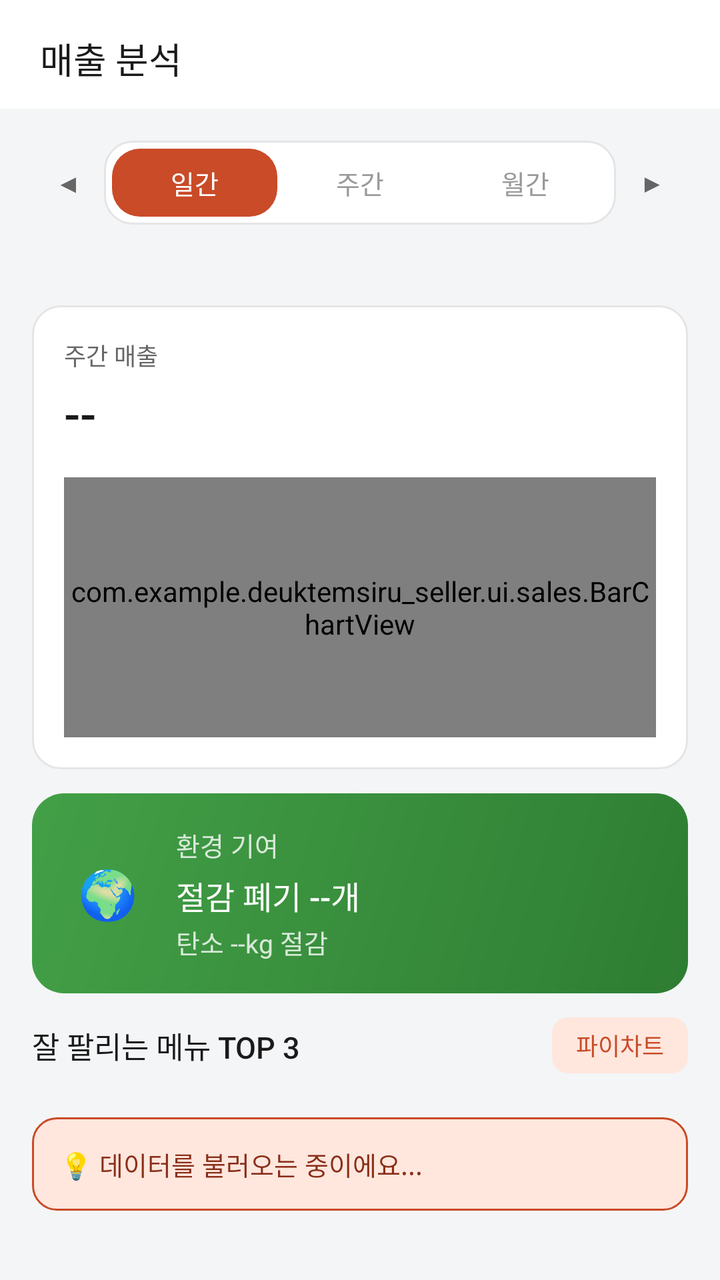
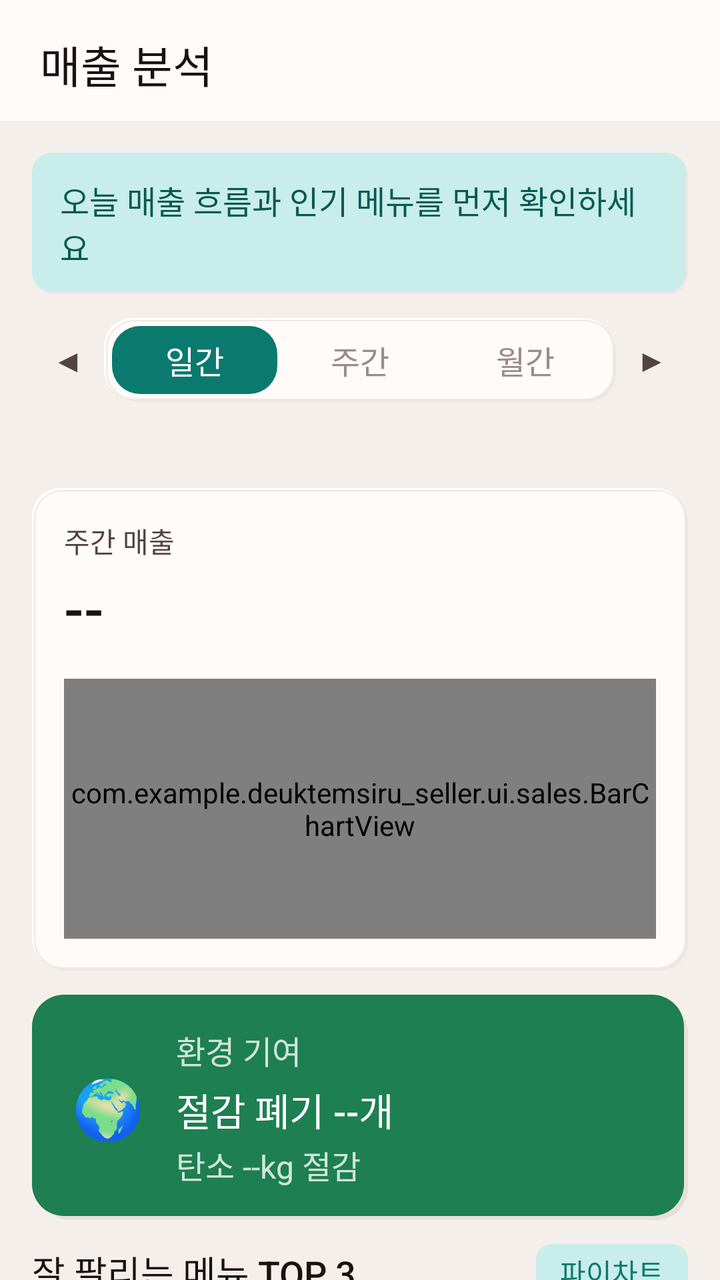

An Android layout rendered at two revisions. The XML below is the earlier revision; the diff shows what the commit changed to produce the second picture.
<!-- AndroidManifest.xml: application theme Theme.Deuktemsiru_seller -->
<!-- res/layout/fragment_sales.xml -->
<?xml version="1.0" encoding="utf-8"?>

<LinearLayout
    xmlns:android="http://schemas.android.com/apk/res/android"
    android:layout_width="match_parent"
    android:layout_height="match_parent"
    android:orientation="vertical"
    android:background="@color/surface">

    
    <LinearLayout
        android:layout_width="match_parent"
        android:layout_height="wrap_content"
        android:orientation="horizontal"
        android:gravity="center_vertical"
        android:paddingStart="20dp"
        android:paddingEnd="20dp"
        android:paddingTop="16dp"
        android:paddingBottom="12dp"
        android:background="@color/white">

        <TextView
            android:layout_width="match_parent"
            android:layout_height="wrap_content"
            android:text="매출 분석"
            android:textSize="18sp"
            android:textColor="@color/text"
            android:fontFamily="sans-serif-medium" />

    </LinearLayout>

    <androidx.core.widget.NestedScrollView
        android:layout_width="match_parent"
        android:layout_height="0dp"
        android:layout_weight="1">

        <LinearLayout
            android:layout_width="match_parent"
            android:layout_height="wrap_content"
            android:orientation="vertical"
            android:padding="16dp">

            
            <LinearLayout
                android:layout_width="match_parent"
                android:layout_height="wrap_content"
                android:orientation="horizontal"
                android:gravity="center_vertical"
                android:layout_marginBottom="10dp">

                <TextView
                    android:id="@+id/btnPrev"
                    android:layout_width="36dp"
                    android:layout_height="36dp"
                    android:gravity="center"
                    android:text="◀"
                    android:textSize="13sp"
                    android:textColor="@color/text_sub" />

                <LinearLayout
                    android:layout_width="0dp"
                    android:layout_height="wrap_content"
                    android:layout_weight="1"
                    android:orientation="horizontal"
                    android:background="@drawable/bg_card_white"
                    android:padding="4dp">

                    <TextView
                        android:id="@+id/tab_daily"
                        android:layout_width="0dp"
                        android:layout_height="34dp"
                        android:layout_weight="1"
                        android:gravity="center"
                        android:text="일간"
                        android:textSize="13sp"
                        android:textColor="@color/white"
                        android:fontFamily="sans-serif-medium"
                        android:background="@drawable/bg_button_primary" />

                    <TextView
                        android:id="@+id/tab_weekly"
                        android:layout_width="0dp"
                        android:layout_height="34dp"
                        android:layout_weight="1"
                        android:gravity="center"
                        android:text="주간"
                        android:textSize="13sp"
                        android:textColor="@color/text_muted" />

                    <TextView
                        android:id="@+id/tab_monthly"
                        android:layout_width="0dp"
                        android:layout_height="34dp"
                        android:layout_weight="1"
                        android:gravity="center"
                        android:text="월간"
                        android:textSize="13sp"
                        android:textColor="@color/text_muted" />

                </LinearLayout>

                <TextView
                    android:id="@+id/btnNext"
                    android:layout_width="36dp"
                    android:layout_height="36dp"
                    android:gravity="center"
                    android:text="▶"
                    android:textSize="13sp"
                    android:textColor="@color/text_sub" />

            </LinearLayout>

            
            <TextView
                android:id="@+id/tvPeriodRange"
                android:layout_width="wrap_content"
                android:layout_height="wrap_content"
                android:text=""
                android:textSize="12sp"
                android:textColor="@color/text_sub"
                android:layout_marginBottom="14dp" />

            
            <LinearLayout
                android:layout_width="match_parent"
                android:layout_height="wrap_content"
                android:orientation="vertical"
                android:background="@drawable/bg_card_white"
                android:padding="16dp"
                android:layout_marginBottom="12dp">

                <LinearLayout
                    android:layout_width="match_parent"
                    android:layout_height="wrap_content"
                    android:orientation="horizontal"
                    android:gravity="center_vertical">

                    <TextView
                        android:id="@+id/tvSalesTitle"
                        android:layout_width="0dp"
                        android:layout_height="wrap_content"
                        android:layout_weight="1"
                        android:text="주간 매출"
                        android:textSize="12sp"
                        android:textColor="@color/text_sub" />

                    <TextView
                        android:id="@+id/tvLoadingIndicator"
                        android:layout_width="wrap_content"
                        android:layout_height="wrap_content"
                        android:text="로딩 중..."
                        android:textSize="12sp"
                        android:textColor="@color/text_muted"
                        android:visibility="gone" />

                </LinearLayout>

                <TextView
                    android:id="@+id/tvTotalSales"
                    android:layout_width="wrap_content"
                    android:layout_height="wrap_content"
                    android:text="--"
                    android:textSize="24sp"
                    android:textColor="@color/text"
                    android:fontFamily="sans-serif-medium"
                    android:layout_marginTop="4dp" />

                <com.example.deuktemsiru_seller.ui.sales.BarChartView
                    android:id="@+id/barChart"
                    android:layout_width="match_parent"
                    android:layout_height="130dp"
                    android:layout_marginTop="16dp" />

            </LinearLayout>

            
            <LinearLayout
                android:layout_width="match_parent"
                android:layout_height="wrap_content"
                android:orientation="horizontal"
                android:gravity="center_vertical"
                android:background="@drawable/bg_gradient_success_card"
                android:padding="16dp"
                android:layout_marginBottom="12dp">

                <TextView
                    android:layout_width="44dp"
                    android:layout_height="44dp"
                    android:gravity="center"
                    android:text="🌍"
                    android:textSize="24sp" />

                <LinearLayout
                    android:layout_width="0dp"
                    android:layout_height="wrap_content"
                    android:layout_weight="1"
                    android:orientation="vertical"
                    android:layout_marginStart="12dp">

                    <TextView
                        android:layout_width="wrap_content"
                        android:layout_height="wrap_content"
                        android:text="환경 기여"
                        android:textSize="13sp"
                        android:textColor="#CCFFFFFF"
                        android:fontFamily="sans-serif-medium" />

                    <TextView
                        android:id="@+id/tvWasteCount"
                        android:layout_width="wrap_content"
                        android:layout_height="wrap_content"
                        android:text="절감 폐기 --개"
                        android:textSize="16sp"
                        android:textColor="@color/white"
                        android:fontFamily="sans-serif-medium"
                        android:layout_marginTop="4dp" />

                    <TextView
                        android:id="@+id/tvCo2Amount"
                        android:layout_width="wrap_content"
                        android:layout_height="wrap_content"
                        android:text="탄소 --kg 절감"
                        android:textSize="13sp"
                        android:textColor="#CCFFFFFF"
                        android:layout_marginTop="2dp" />

                </LinearLayout>

            </LinearLayout>

            
            <LinearLayout
                android:layout_width="match_parent"
                android:layout_height="wrap_content"
                android:orientation="horizontal"
                android:gravity="center_vertical"
                android:layout_marginBottom="10dp">

                <TextView
                    android:layout_width="0dp"
                    android:layout_height="wrap_content"
                    android:layout_weight="1"
                    android:text="잘 팔리는 메뉴 TOP 3"
                    android:textSize="15sp"
                    android:textColor="@color/text"
                    android:fontFamily="sans-serif-medium" />

                <TextView
                    android:id="@+id/btnToggleChart"
                    android:layout_width="wrap_content"
                    android:layout_height="28dp"
                    android:gravity="center"
                    android:paddingHorizontal="12dp"
                    android:text="파이차트"
                    android:textSize="12sp"
                    android:textColor="@color/primary"
                    android:background="@drawable/bg_rounded_primary_light"
                    android:clickable="true"
                    android:focusable="true" />

            </LinearLayout>

            
            <LinearLayout
                android:id="@+id/containerTopMenus"
                android:layout_width="match_parent"
                android:layout_height="wrap_content"
                android:orientation="vertical"
                android:layout_marginBottom="12dp" />

            
            <com.example.deuktemsiru_seller.ui.sales.PieChartView
                android:id="@+id/pieChart"
                android:layout_width="match_parent"
                android:layout_height="200dp"
                android:layout_marginBottom="12dp"
                android:visibility="gone" />

            
            <LinearLayout
                android:layout_width="match_parent"
                android:layout_height="wrap_content"
                android:orientation="horizontal"
                android:gravity="center_vertical"
                android:background="@drawable/bg_insight_box"
                android:padding="14dp"
                android:layout_marginBottom="8dp">

                <TextView
                    android:id="@+id/tvInsight"
                    android:layout_width="match_parent"
                    android:layout_height="wrap_content"
                    android:text="💡 데이터를 불러오는 중이에요..."
                    android:textSize="13sp"
                    android:textColor="@color/primary_dark" />

            </LinearLayout>

        </LinearLayout>

    </androidx.core.widget.NestedScrollView>

</LinearLayout>
<!-- resources referenced by this layout -->
<resources>
  <color name="primary">#FFC94B28</color>
  <color name="primary_dark">#FF8A2F19</color>
  <color name="surface">#FFF4F5F7</color>
  <color name="text">#FF1A1A1A</color>
  <color name="text_muted">#FF999999</color>
  <color name="text_sub">#FF666666</color>
  <!-- drawable bg_button_primary (drawable) -->
  <?xml version="1.0" encoding="utf-8"?>
  
  <shape xmlns:android="http://schemas.android.com/apk/res/android"
      android:shape="rectangle">
      <solid android:color="@color/primary" />
      <corners android:radius="14dp" />
  </shape>
  <!-- drawable bg_card_white (drawable) -->
  <?xml version="1.0" encoding="utf-8"?>
  
  <shape xmlns:android="http://schemas.android.com/apk/res/android"
      android:shape="rectangle">
      <solid android:color="#FFFFFF" />
      <stroke android:width="1dp" android:color="#E5E5E5" />
      <corners android:radius="14dp" />
  </shape>
  <!-- drawable bg_gradient_success_card (drawable) -->
  <?xml version="1.0" encoding="utf-8"?>
  
  <shape xmlns:android="http://schemas.android.com/apk/res/android"
      android:shape="rectangle">
      <gradient
          android:angle="135"
          android:startColor="#2E7D32"
          android:endColor="#43A047"
          android:type="linear" />
      <corners android:radius="16dp" />
  </shape>
  <!-- drawable bg_insight_box (drawable) -->
  <?xml version="1.0" encoding="utf-8"?>
  
  <shape xmlns:android="http://schemas.android.com/apk/res/android"
      android:shape="rectangle">
      <solid android:color="@color/primary_light" />
      <stroke android:width="1dp" android:color="@color/primary" />
      <corners android:radius="12dp" />
  </shape>
  <color name="primary_light">#FFFFE7DE</color>
  <style name="Base.Theme.Deuktemsiru_seller" parent="Theme.Material3.Light.NoActionBar">
          <item name="colorPrimary">@color/primary</item>
          <item name="colorPrimaryVariant">@color/primary_dark</item>
          <item name="colorOnPrimary">@color/white</item>
          <item name="colorSurface">@color/surface</item>
          <item name="android:colorBackground">@color/surface</item>
          <item name="android:fontFamily">sans-serif</item>
          <item name="bottomNavigationStyle">@style/Widget.App.BottomNav</item>
      </style>
  <!-- unchanged entries left out for length: 5 -->
</resources>

<!-- the commit's change to res/layout/fragment_sales.xml (unified diff, before → after) -->
@@ -17,13 +17,13 @@
         android:paddingEnd="20dp"
         android:paddingTop="16dp"
         android:paddingBottom="12dp"
-        android:background="@color/white">
+        android:background="@color/surface_alt">
 
         <TextView
             android:layout_width="match_parent"
             android:layout_height="wrap_content"
             android:text="매출 분석"
-            android:textSize="18sp"
+            android:textSize="22sp"
             android:textColor="@color/text"
             android:fontFamily="sans-serif-medium" />
 
@@ -40,6 +40,19 @@
             android:orientation="vertical"
             android:padding="16dp">
 
+            <TextView
+                android:id="@+id/tvSalesInsight"
+                android:layout_width="match_parent"
+                android:layout_height="wrap_content"
+                android:background="@drawable/bg_work_strip"
+                android:paddingHorizontal="14dp"
+                android:paddingVertical="12dp"
+                android:text="오늘 매출 흐름과 인기 메뉴를 먼저 확인하세요"
+                android:textColor="@color/primary_dark"
+                android:textSize="16sp"
+                android:fontFamily="sans-serif-medium"
+                android:layout_marginBottom="12dp" />
+
             
             <LinearLayout
                 android:layout_width="match_parent"
@@ -54,7 +67,7 @@
                     android:layout_height="36dp"
                     android:gravity="center"
                     android:text="◀"
-                    android:textSize="13sp"
+                    android:textSize="16sp"
                     android:textColor="@color/text_sub" />
 
                 <LinearLayout
@@ -62,7 +75,8 @@
                     android:layout_height="wrap_content"
                     android:layout_weight="1"
                     android:orientation="horizontal"
-                    android:background="@drawable/bg_card_white"
+                    android:background="@drawable/bg_card_flat"
+                    android:elevation="0dp"
                     android:padding="4dp">
 
                     <TextView
@@ -72,7 +86,7 @@
                         android:layout_weight="1"
                         android:gravity="center"
                         android:text="일간"
-                        android:textSize="13sp"
+                        android:textSize="16sp"
                         android:textColor="@color/white"
                         android:fontFamily="sans-serif-medium"
                         android:background="@drawable/bg_button_primary" />
@@ -84,7 +98,7 @@
                         android:layout_weight="1"
                         android:gravity="center"
                         android:text="주간"
-                        android:textSize="13sp"
+                        android:textSize="16sp"
                         android:textColor="@color/text_muted" />
 
                     <TextView
@@ -94,7 +108,7 @@
                         android:layout_weight="1"
                         android:gravity="center"
                         android:text="월간"
-                        android:textSize="13sp"
+                        android:textSize="16sp"
                         android:textColor="@color/text_muted" />
 
                 </LinearLayout>
@@ -105,7 +119,7 @@
                     android:layout_height="36dp"
                     android:gravity="center"
                     android:text="▶"
-                    android:textSize="13sp"
+                    android:textSize="16sp"
                     android:textColor="@color/text_sub" />
 
             </LinearLayout>
@@ -116,7 +130,7 @@
                 android:layout_width="wrap_content"
                 android:layout_height="wrap_content"
                 android:text=""
-                android:textSize="12sp"
+                android:textSize="14sp"
                 android:textColor="@color/text_sub"
                 android:layout_marginBottom="14dp" />
 
@@ -125,7 +139,8 @@
                 android:layout_width="match_parent"
                 android:layout_height="wrap_content"
                 android:orientation="vertical"
-                android:background="@drawable/bg_card_white"
+                android:background="@drawable/bg_card_flat"
+                android:elevation="0dp"
                 android:padding="16dp"
                 android:layout_marginBottom="12dp">
 
@@ -141,7 +156,7 @@
                         android:layout_height="wrap_content"
                         android:layout_weight="1"
                         android:text="주간 매출"
-                        android:textSize="12sp"
+                        android:textSize="14sp"
                         android:textColor="@color/text_sub" />
 
                     <TextView
@@ -149,7 +164,7 @@
                         android:layout_width="wrap_content"
                         android:layout_height="wrap_content"
                         android:text="로딩 중..."
-                        android:textSize="12sp"
+                        android:textSize="14sp"
                         android:textColor="@color/text_muted"
                         android:visibility="gone" />
 
@@ -160,7 +175,7 @@
                     android:layout_width="wrap_content"
                     android:layout_height="wrap_content"
                     android:text="--"
-                    android:textSize="24sp"
+                    android:textSize="29sp"
                     android:textColor="@color/text"
                     android:fontFamily="sans-serif-medium"
                     android:layout_marginTop="4dp" />
@@ -188,7 +203,7 @@
                     android:layout_height="44dp"
                     android:gravity="center"
                     android:text="🌍"
-                    android:textSize="24sp" />
+                    android:textSize="29sp" />
 
                 <LinearLayout
                     android:layout_width="0dp"
@@ -201,7 +216,7 @@
                         android:layout_width="wrap_content"
                         android:layout_height="wrap_content"
                         android:text="환경 기여"
-                        android:textSize="13sp"
+                        android:textSize="16sp"
                         android:textColor="#CCFFFFFF"
                         android:fontFamily="sans-serif-medium" />
 
@@ -210,7 +225,7 @@
                         android:layout_width="wrap_content"
                         android:layout_height="wrap_content"
                         android:text="절감 폐기 --개"
-                        android:textSize="16sp"
+                        android:textSize="19sp"
                         android:textColor="@color/white"
                         android:fontFamily="sans-serif-medium"
                         android:layout_marginTop="4dp" />
@@ -220,7 +235,7 @@
                         android:layout_width="wrap_content"
                         android:layout_height="wrap_content"
                         android:text="탄소 --kg 절감"
-                        android:textSize="13sp"
+                        android:textSize="16sp"
                         android:textColor="#CCFFFFFF"
                         android:layout_marginTop="2dp" />
 
@@ -241,7 +256,7 @@
                     android:layout_height="wrap_content"
                     android:layout_weight="1"
                     android:text="잘 팔리는 메뉴 TOP 3"
-                    android:textSize="15sp"
+                    android:textSize="18sp"
                     android:textColor="@color/text"
                     android:fontFamily="sans-serif-medium" />
 
@@ -252,7 +267,7 @@
                     android:gravity="center"
                     android:paddingHorizontal="12dp"
                     android:text="파이차트"
-                    android:textSize="12sp"
+                    android:textSize="14sp"
                     android:textColor="@color/primary"
                     android:background="@drawable/bg_rounded_primary_light"
                     android:clickable="true"
@@ -291,7 +306,7 @@
                     android:layout_width="match_parent"
                     android:layout_height="wrap_content"
                     android:text="💡 데이터를 불러오는 중이에요..."
-                    android:textSize="13sp"
+                    android:textSize="16sp"
                     android:textColor="@color/primary_dark" />
 
             </LinearLayout>
<!-- resource entries referenced after the edit -->
@@ -1,50 +1,103 @@
 <!-- resources referenced by this layout -->
 <resources>
-  <color name="primary">#FFC94B28</color>
-  <color name="primary_dark">#FF8A2F19</color>
-  <color name="surface">#FFF4F5F7</color>
-  <color name="text">#FF1A1A1A</color>
-  <color name="text_muted">#FF999999</color>
-  <color name="text_sub">#FF666666</color>
+  <color name="primary">#0B7A6E</color>
+  <color name="primary_dark">#065950</color>
+  <color name="surface">#FFF5EFEC</color>
+  <color name="surface_alt">#FFFFFBF8</color>
+  <color name="text">#FF1A1110</color>
+  <color name="text_muted">#FF998C8A</color>
+  <color name="text_sub">#FF534341</color>
   <!-- drawable bg_button_primary (drawable) -->
   <?xml version="1.0" encoding="utf-8"?>
-  
   <shape xmlns:android="http://schemas.android.com/apk/res/android"
       android:shape="rectangle">
       <solid android:color="@color/primary" />
       <corners android:radius="14dp" />
   </shape>
-  <!-- drawable bg_card_white (drawable) -->
+  <!-- drawable bg_card_flat (drawable) -->
   <?xml version="1.0" encoding="utf-8"?>
-  
-  <shape xmlns:android="http://schemas.android.com/apk/res/android"
-      android:shape="rectangle">
-      <solid android:color="#FFFFFF" />
-      <stroke android:width="1dp" android:color="#E5E5E5" />
-      <corners android:radius="14dp" />
-  </shape>
+  <layer-list xmlns:android="http://schemas.android.com/apk/res/android">
+      <item android:left="3dp" android:top="3dp">
+          <shape android:shape="rectangle">
+              <solid android:color="@color/neu_shadow" />
+              <corners android:radius="14dp" />
+          </shape>
+      </item>
+      <item android:right="2dp" android:bottom="2dp">
+          <shape android:shape="rectangle">
+              <solid android:color="@color/neu_highlight" />
+              <corners android:radius="14dp" />
+          </shape>
+      </item>
+      <item android:left="1dp" android:top="1dp" android:right="1dp" android:bottom="1dp">
+          <shape android:shape="rectangle">
+              <solid android:color="@color/surface_alt" />
+              <stroke android:width="0.5dp" android:color="@color/border_light" />
+              <corners android:radius="14dp" />
+          </shape>
+      </item>
+  </layer-list>
   <!-- drawable bg_gradient_success_card (drawable) -->
   <?xml version="1.0" encoding="utf-8"?>
-  
-  <shape xmlns:android="http://schemas.android.com/apk/res/android"
-      android:shape="rectangle">
-      <gradient
-          android:angle="135"
-          android:startColor="#2E7D32"
-          android:endColor="#43A047"
-          android:type="linear" />
-      <corners android:radius="16dp" />
-  </shape>
+  <layer-list xmlns:android="http://schemas.android.com/apk/res/android">
+      <item android:left="3dp" android:top="3dp">
+          <shape android:shape="rectangle">
+              <solid android:color="@color/neu_shadow_strong" />
+              <corners android:radius="16dp" />
+          </shape>
+      </item>
+      <item android:right="2dp" android:bottom="2dp">
+          <shape android:shape="rectangle">
+              <solid android:color="@color/success" />
+              <corners android:radius="16dp" />
+          </shape>
+      </item>
+  </layer-list>
   <!-- drawable bg_insight_box (drawable) -->
   <?xml version="1.0" encoding="utf-8"?>
-  
-  <shape xmlns:android="http://schemas.android.com/apk/res/android"
-      android:shape="rectangle">
-      <solid android:color="@color/primary_light" />
-      <stroke android:width="1dp" android:color="@color/primary" />
-      <corners android:radius="12dp" />
-  </shape>
-  <color name="primary_light">#FFFFE7DE</color>
+  <layer-list xmlns:android="http://schemas.android.com/apk/res/android">
+      <item android:left="2dp" android:top="2dp">
+          <shape android:shape="rectangle">
+              <solid android:color="@color/neu_shadow" />
+              <corners android:radius="14dp" />
+          </shape>
+      </item>
+      <item android:right="2dp" android:bottom="2dp">
+          <shape android:shape="rectangle">
+              <solid android:color="@color/neu_highlight" />
+              <corners android:radius="14dp" />
+          </shape>
+      </item>
+      <item android:left="1dp" android:top="1dp" android:right="1dp" android:bottom="1dp">
+          <shape android:shape="rectangle">
+              <solid android:color="@color/primary_light" />
+              <stroke android:width="0.5dp" android:color="@color/border_light" />
+              <corners android:radius="14dp" />
+          </shape>
+      </item>
+  </layer-list>
+  <!-- drawable bg_work_strip (drawable) -->
+  <?xml version="1.0" encoding="utf-8"?>
+  <layer-list xmlns:android="http://schemas.android.com/apk/res/android">
+      <item android:left="1dp" android:top="1dp">
+          <shape android:shape="rectangle">
+              <solid android:color="@color/neu_shadow" />
+              <corners android:radius="10dp" />
+          </shape>
+      </item>
+      <item android:right="1dp" android:bottom="1dp">
+          <shape android:shape="rectangle">
+              <solid android:color="@color/primary_light" />
+              <corners android:radius="10dp" />
+          </shape>
+      </item>
+  </layer-list>
+  <color name="neu_shadow">#24C7B3AD</color>
+  <color name="neu_highlight">#FFFFFFFF</color>
+  <color name="border_light">#FFEDE8E5</color>
+  <color name="neu_shadow_strong">#33B69C94</color>
+  <color name="success">#FF1D7F52</color>
+  <color name="primary_light">#C8EDEA</color>
   <style name="Base.Theme.Deuktemsiru_seller" parent="Theme.Material3.Light.NoActionBar">
           <item name="colorPrimary">@color/primary</item>
           <item name="colorPrimaryVariant">@color/primary_dark</item>
@@ -52,6 +105,9 @@
           <item name="colorSurface">@color/surface</item>
           <item name="android:colorBackground">@color/surface</item>
           <item name="android:fontFamily">sans-serif</item>
+          <item name="android:navigationBarColor">@color/surface_alt</item>
+          <item name="android:statusBarColor" tools:targetApi="l">@color/surface_alt</item>
+          <item name="android:windowLightStatusBar" tools:targetApi="m">true</item>
           <item name="bottomNavigationStyle">@style/Widget.App.BottomNav</item>
       </style>
   <!-- unchanged entries left out for length: 5 -->
